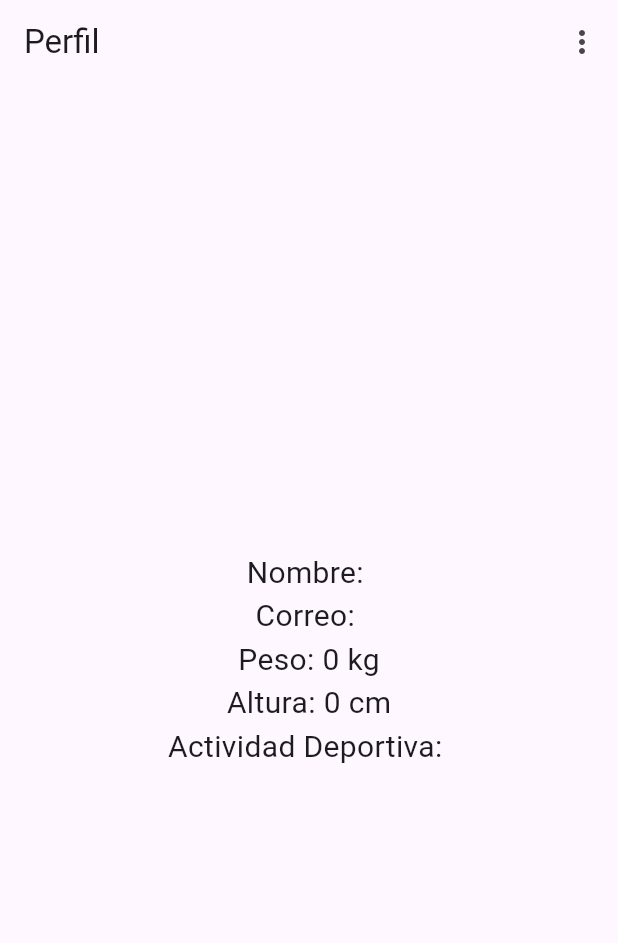
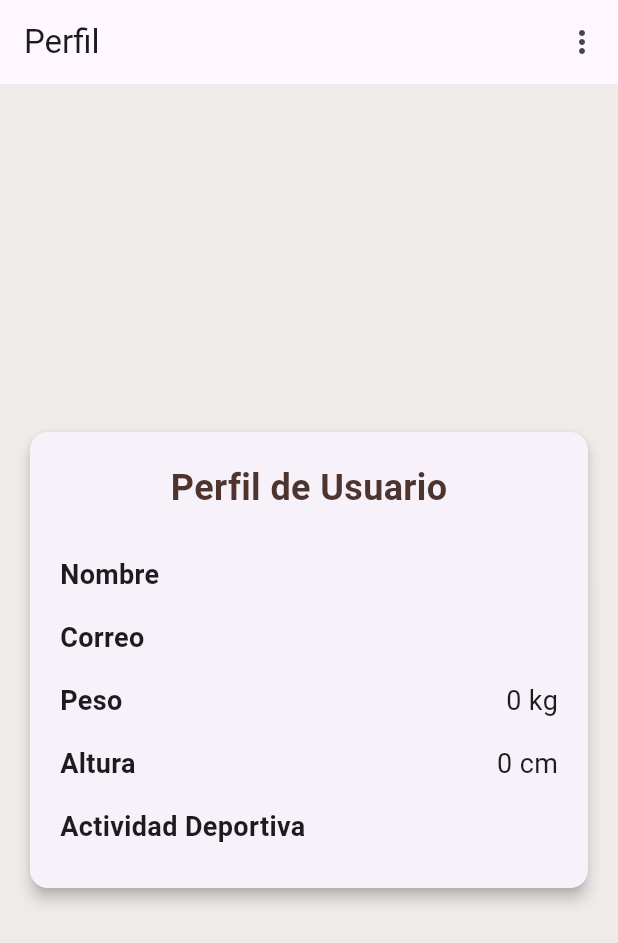
Before and after one commit to Ipeross/Examen_Moviles_Feast_Fit_IPO, a Flutter app: the ProfileScreen screen opened directly, on a phone screen of 412 x 824 dp. Shown: the top 943 px of the screen. Run offline on Flutter 3.47's test engine with Material 3 defaults, Android fonts, the phone set to English and light mode, and no system bars; our stand-ins replace cloud_firestore, firebase_auth, firebase_core, fl_chart, google_sign_in; accounts and stored records are empty.

Commit message:
ProfileScreen new style

```diff
--- a/lib/screens/profile_screen.dart
+++ b/lib/screens/profile_screen.dart
@@ -6,7 +6,7 @@ import 'package:firebase_auth/firebase_auth.dart';
 class ProfileScreen extends StatelessWidget {
   const ProfileScreen({super.key});
 
-  @override
+@override
   Widget build(BuildContext context) {
     return Scaffold(
       appBar: const CustomAppBar3(title: 'Perfil'),
@@ -19,16 +19,38 @@ class ProfileScreen extends StatelessWidget {
             return const Center(child: Text('Error al cargar los datos'));
           } else if (snapshot.hasData) {
             final userData = snapshot.data!;
-            return Center(
-              child: Column(
-                mainAxisAlignment: MainAxisAlignment.center,
-                children: [
-                  Text('Nombre: ${userData['name']}', style: const TextStyle(fontSize: 20)),
-                  Text('Correo: ${userData['email']}', style: const TextStyle(fontSize: 20)),
-                  Text('Peso: ${userData['weight']} kg', style: const TextStyle(fontSize: 20)),
-                  Text('Altura: ${userData['height']} cm', style: const TextStyle(fontSize: 20)),
-                  Text('Actividad Deportiva: ${userData['sportActivity']}', style: const TextStyle(fontSize: 20)),
-                ],
+            return Container(
+              color: Colors.brown[50],
+              padding: const EdgeInsets.all(16.0),
+              child: Center(
+                child: Card(
+                  elevation: 4,
+                  shape: RoundedRectangleBorder(
+                    borderRadius: BorderRadius.circular(12),
+                  ),
+                  child: Padding(
+                    padding: const EdgeInsets.all(20.0),
+                    child: Column(
+                      mainAxisSize: MainAxisSize.min,
+                      children: [
+                        Text(
+                          'Perfil de Usuario',
+                          style: TextStyle(
+                            fontSize: 24,
+                            fontWeight: FontWeight.bold,
+                            color: Colors.brown[800],
+                          ),
+                        ),
+                        const SizedBox(height: 20),
+                        _buildUserInfo('Nombre', userData['name']),
+                        _buildUserInfo('Correo', userData['email']),
+                        _buildUserInfo('Peso', '${userData['weight']} kg'),
+                        _buildUserInfo('Altura', '${userData['height']} cm'),
+                        _buildUserInfo('Actividad Deportiva', userData['sportActivity']),
+                      ],
+                    ),
+                  ),
+                ),
               ),
             );
           } else {
@@ -39,8 +61,27 @@ class ProfileScreen extends StatelessWidget {
     );
   }
 
+  Widget _buildUserInfo(String label, String value) {
+    return Padding(
+      padding: const EdgeInsets.symmetric(vertical: 8.0),
+      child: Row(
+        mainAxisAlignment: MainAxisAlignment.spaceBetween,
+        children: [
+          Text(
+            label,
+            style: const TextStyle(fontSize: 18, fontWeight: FontWeight.w600),
+          ),
+          Text(
+            value,
+            style: const TextStyle(fontSize: 18),
+          ),
+        ],
+      ),
+    );
+  }
+
   Future<Map<String, dynamic>> _fetchUserData() async {
-    final user = FirebaseAuth.instance.currentUser;
+    final user = FirebaseAuth.instance.currentUser ;
     if (user != null) {
       final doc = await FirebaseFirestore.instance.collection('users').doc(user.uid).get();
       if (doc.exists) {
```
